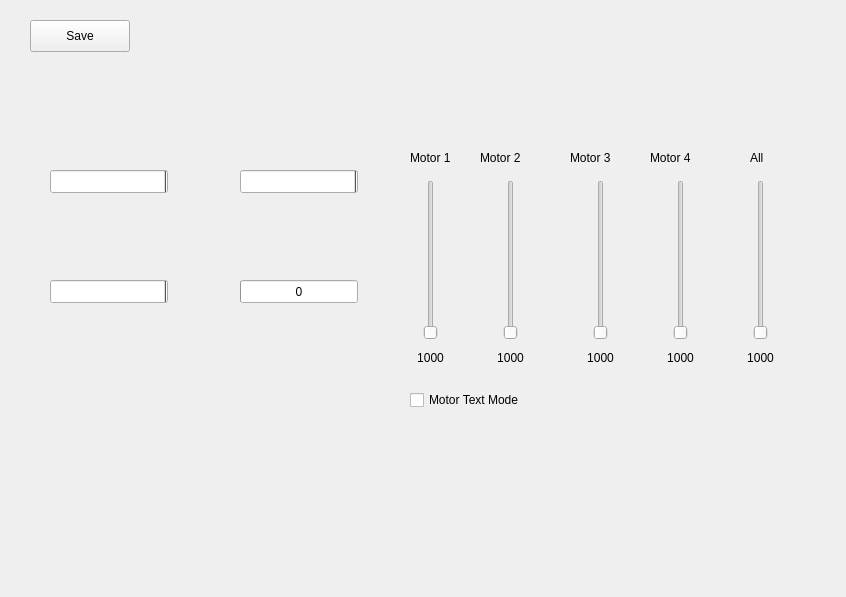
Old version of the form Widgets/mixerform.ui in the repository hegoku/DroneControlCenter.
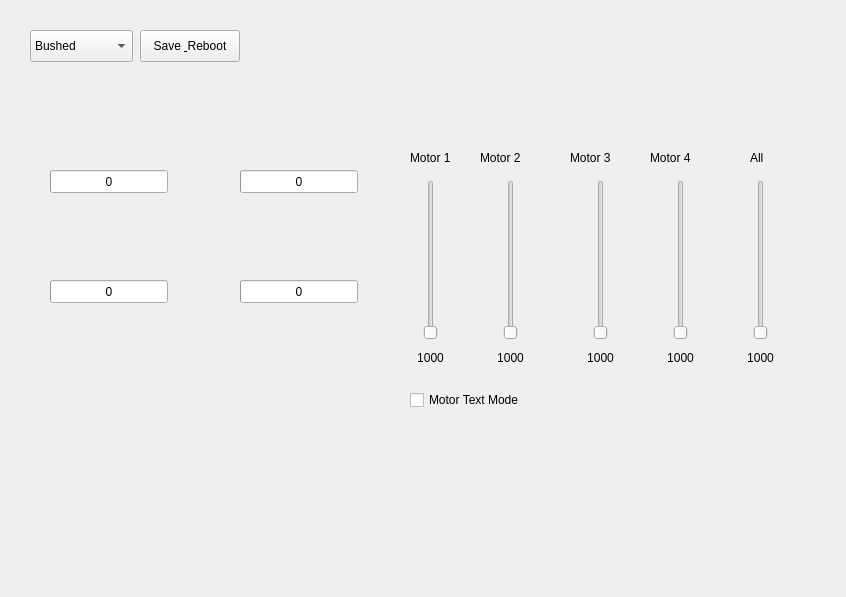
New version of the form.

What changed in the file:
```diff
--- a/Widgets/mixerform.ui
+++ b/Widgets/mixerform.ui
@@ -269,14 +269,14 @@
   <widget class="QPushButton" name="save_btn">
    <property name="geometry">
     <rect>
-     <x>30</x>
-     <y>20</y>
+     <x>140</x>
+     <y>30</y>
      <width>100</width>
      <height>32</height>
     </rect>
    </property>
    <property name="text">
-    <string>Save</string>
+    <string>Save &amp; Reboot</string>
    </property>
   </widget>
   <widget class="QProgressBar" name="motor_1_throttle">
@@ -320,7 +320,7 @@
     <set>Qt::AlignmentFlag::AlignCenter</set>
    </property>
    <property name="invertedAppearance">
-    <bool>true</bool>
+    <bool>false</bool>
    </property>
    <property name="format">
     <string>%v</string>
@@ -345,7 +345,7 @@
     <set>Qt::AlignmentFlag::AlignCenter</set>
    </property>
    <property name="invertedAppearance">
-    <bool>true</bool>
+    <bool>false</bool>
    </property>
    <property name="format">
     <string>%v</string>
@@ -370,12 +370,32 @@
     <set>Qt::AlignmentFlag::AlignCenter</set>
    </property>
    <property name="invertedAppearance">
-    <bool>true</bool>
+    <bool>false</bool>
    </property>
    <property name="format">
     <string>%v</string>
    </property>
   </widget>
+  <widget class="QComboBox" name="esc_protocol_list">
+   <property name="geometry">
+    <rect>
+     <x>30</x>
+     <y>30</y>
+     <width>103</width>
+     <height>32</height>
+    </rect>
+   </property>
+   <item>
+    <property name="text">
+     <string>Bushed</string>
+    </property>
+   </item>
+   <item>
+    <property name="text">
+     <string>DSHOT300</string>
+    </property>
+   </item>
+  </widget>
  </widget>
  <resources/>
  <connections/>
```
